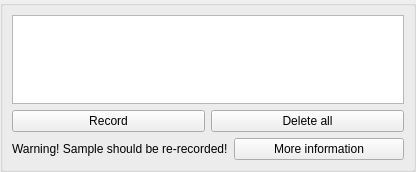
Before: the Qt Designer form simonlib/simonsound/recwidget.ui in KDE/simon, drawn with Qt 5.
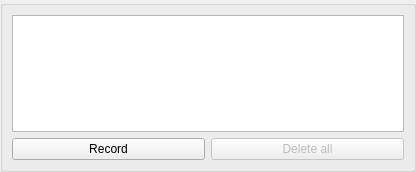
After: the same form once the commit is applied. Custom widgets are drawn as their Qt base class.

```diff
--- a/simonlib/simonsound/recwidget.ui
+++ b/simonlib/simonsound/recwidget.ui
@@ -44,6 +44,9 @@
         </item>
         <item>
          <widget class="KPushButton" name="pbDeleteAll">
+          <property name="enabled">
+           <bool>false</bool>
+          </property>
           <property name="text">
            <string>Delete all</string>
           </property>
@@ -51,29 +54,6 @@
         </item>
        </layout>
       </item>
-      <item>
-       <widget class="QWidget" name="wgWarning" native="true">
-        <layout class="QHBoxLayout" name="horizontalLayout_2">
-         <property name="margin">
-          <number>0</number>
-         </property>
-         <item>
-          <widget class="QLabel" name="label">
-           <property name="text">
-            <string>Warning! Sample should be re-recorded!</string>
-           </property>
-          </widget>
-         </item>
-         <item>
-          <widget class="KPushButton" name="pbMoreInformation">
-           <property name="text">
-            <string>More information</string>
-           </property>
-          </widget>
-         </item>
-        </layout>
-       </widget>
-      </item>
      </layout>
     </widget>
    </item>
```
